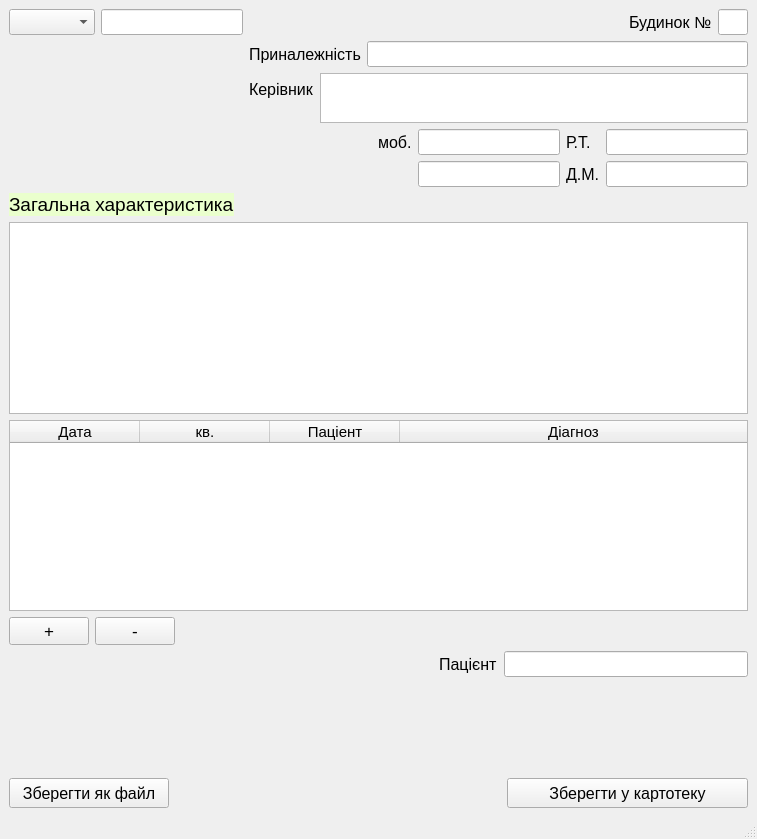
Before: the Qt Designer form case_record.ui in LiquorProg/katalog, drawn with Qt 5.
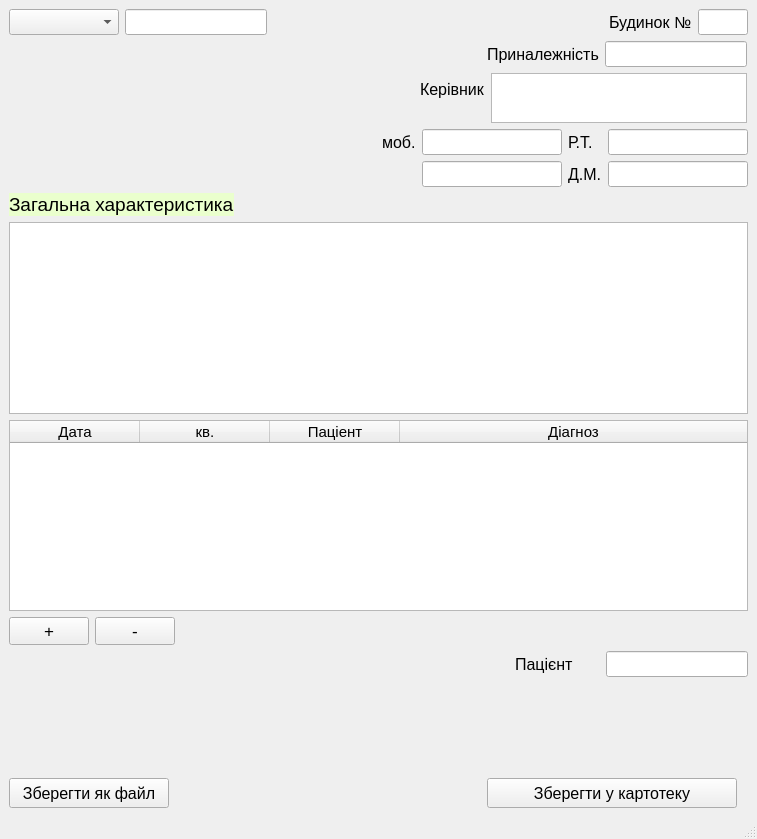
After: the same form once the commit is applied.

The edit to the form file:
```diff
--- a/case_record.ui
+++ b/case_record.ui
@@ -19,6 +19,12 @@
      <layout class="QFormLayout" name="formLayout_3">
       <item row="0" column="0">
        <widget class="QComboBox" name="comboBox_streets">
+        <property name="minimumSize">
+         <size>
+          <width>110</width>
+          <height>0</height>
+         </size>
+        </property>
         <property name="font">
          <font>
           <pointsize>11</pointsize>
@@ -48,6 +54,12 @@
     </item>
     <item row="2" column="1" colspan="2">
      <layout class="QFormLayout" name="formLayout">
+      <property name="formAlignment">
+       <set>Qt::AlignRight|Qt::AlignTop|Qt::AlignTrailing</set>
+      </property>
+      <property name="rightMargin">
+       <number>7</number>
+      </property>
       <item row="0" column="0">
        <widget class="QLabel" name="label_5">
         <property name="font">
@@ -65,6 +77,12 @@
       </item>
       <item row="0" column="1">
        <widget class="QTextEdit" name="manager">
+        <property name="sizePolicy">
+         <sizepolicy hsizetype="Fixed" vsizetype="Fixed">
+          <horstretch>0</horstretch>
+          <verstretch>0</verstretch>
+         </sizepolicy>
+        </property>
         <property name="maximumSize">
          <size>
           <width>16777215</width>
@@ -112,6 +130,18 @@
        <layout class="QGridLayout" name="gridLayout">
         <item row="1" column="4">
          <widget class="QLineEdit" name="mobile_2">
+          <property name="sizePolicy">
+           <sizepolicy hsizetype="Fixed" vsizetype="Fixed">
+            <horstretch>0</horstretch>
+            <verstretch>0</verstretch>
+           </sizepolicy>
+          </property>
+          <property name="maximumSize">
+           <size>
+            <width>140</width>
+            <height>16777215</height>
+           </size>
+          </property>
           <property name="font">
            <font>
             <pointsize>11</pointsize>
@@ -177,6 +207,18 @@
         </item>
         <item row="0" column="4">
          <widget class="QLineEdit" name="mobile_1">
+          <property name="sizePolicy">
+           <sizepolicy hsizetype="Fixed" vsizetype="Fixed">
+            <horstretch>0</horstretch>
+            <verstretch>0</verstretch>
+           </sizepolicy>
+          </property>
+          <property name="maximumSize">
+           <size>
+            <width>140</width>
+            <height>16777215</height>
+           </size>
+          </property>
           <property name="font">
            <font>
             <pointsize>11</pointsize>
@@ -217,6 +259,18 @@
         </item>
         <item row="1" column="6">
          <widget class="QLineEdit" name="home_phone">
+          <property name="sizePolicy">
+           <sizepolicy hsizetype="Fixed" vsizetype="Fixed">
+            <horstretch>0</horstretch>
+            <verstretch>0</verstretch>
+           </sizepolicy>
+          </property>
+          <property name="maximumSize">
+           <size>
+            <width>140</width>
+            <height>16777215</height>
+           </size>
+          </property>
           <property name="font">
            <font>
             <pointsize>11</pointsize>
@@ -226,6 +280,18 @@
         </item>
         <item row="0" column="6">
          <widget class="QLineEdit" name="work_phone">
+          <property name="sizePolicy">
+           <sizepolicy hsizetype="Fixed" vsizetype="Fixed">
+            <horstretch>0</horstretch>
+            <verstretch>0</verstretch>
+           </sizepolicy>
+          </property>
+          <property name="maximumSize">
+           <size>
+            <width>140</width>
+            <height>16777215</height>
+           </size>
+          </property>
           <property name="font">
            <font>
             <pointsize>11</pointsize>
@@ -369,6 +435,9 @@
     </item>
     <item row="5" column="2">
      <layout class="QHBoxLayout" name="horizontalLayout_2">
+      <property name="leftMargin">
+       <number>96</number>
+      </property>
       <item>
        <widget class="QLabel" name="label_9">
         <property name="font">
@@ -386,6 +455,12 @@
       </item>
       <item>
        <widget class="QLineEdit" name="pat_name">
+        <property name="sizePolicy">
+         <sizepolicy hsizetype="Fixed" vsizetype="Fixed">
+          <horstretch>0</horstretch>
+          <verstretch>0</verstretch>
+         </sizepolicy>
+        </property>
         <property name="font">
          <font>
           <pointsize>11</pointsize>
@@ -517,6 +592,12 @@
     </item>
     <item row="1" column="1" colspan="2">
      <layout class="QFormLayout" name="formLayout_2">
+      <property name="formAlignment">
+       <set>Qt::AlignRight|Qt::AlignTop|Qt::AlignTrailing</set>
+      </property>
+      <property name="rightMargin">
+       <number>7</number>
+      </property>
       <item row="0" column="0">
        <widget class="QLabel" name="label_4">
         <property name="font">
@@ -534,6 +615,12 @@
       </item>
       <item row="0" column="1">
        <widget class="QLineEdit" name="affiliation">
+        <property name="sizePolicy">
+         <sizepolicy hsizetype="Fixed" vsizetype="Fixed">
+          <horstretch>0</horstretch>
+          <verstretch>0</verstretch>
+         </sizepolicy>
+        </property>
         <property name="font">
          <font>
           <pointsize>11</pointsize>
@@ -598,7 +685,7 @@
         </property>
         <property name="maximumSize">
          <size>
-          <width>30</width>
+          <width>50</width>
           <height>16777215</height>
          </size>
         </property>
```
